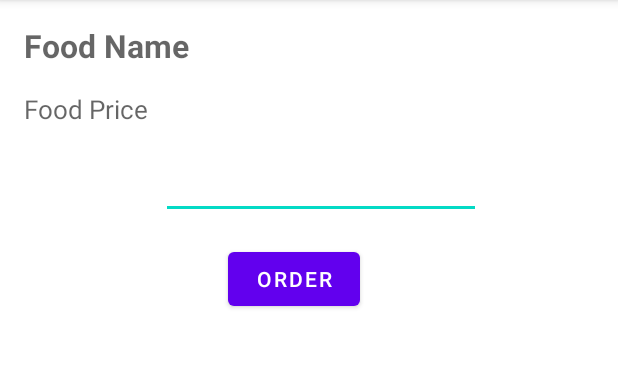
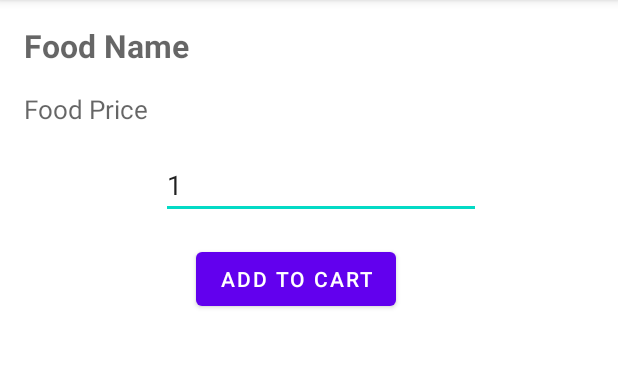
Before and after one commit to dakyboy/HungerWarrior, an Android app: the FoodActivity screen opened directly, with no data from a screen before it, on a phone screen of 412 x 824 dp, the part 84-452 px from its top. Run offline under Robolectric (Android 15) with nearby library versions, the phone set to English and light mode, and no system bars; network calls fail; 3 statements that could not run were skipped.

Commit message:
added recyclerview for cart items

```diff
--- a/app/src/main/java/com/dakiiii/hungerwarrior/FoodActivity.java
+++ b/app/src/main/java/com/dakiiii/hungerwarrior/FoodActivity.java
@@ -2,26 +2,62 @@ package com.dakiiii.hungerwarrior;
 
 import android.content.Intent;
 import android.os.Bundle;
+import android.util.Log;
+import android.view.View;
+import android.widget.EditText;
 import android.widget.TextView;
+import android.widget.Toast;
 
 import androidx.appcompat.app.AppCompatActivity;
+
+import com.dakiiii.hungerwarrior.model.Food;
+import com.dakiiii.hungerwarrior.model.Order;
+
+import java.util.ArrayList;
+import java.util.List;
 
 public class FoodActivity extends AppCompatActivity {
 
     TextView eFoodNameTextView;
-    TextView eFoodpriceTextView;
+    TextView eFoodPriceTextView;
+    EditText eFoodQuantityEditText;
+
+    String food_name;
+    int food_price;
+    List<Food> eFoods;
+    static Order  eOrder;
+
 
     @Override
     protected void onCreate(Bundle savedInstanceState) {
         super.onCreate(savedInstanceState);
         setContentView(R.layout.activity_food);
+
+        eOrder = new Order(eFoods);
+        eFoods = new ArrayList<>();
         Intent intent =getIntent();
         Bundle bundle = intent.getBundleExtra("FOOD_DETAILS");
         eFoodNameTextView = findViewById(R.id.textViewFoodName);
-        eFoodpriceTextView = findViewById(R.id.textViewFoodPrice);
+        eFoodPriceTextView = findViewById(R.id.textViewFoodPrice);
+        eFoodQuantityEditText = findViewById(R.id.editTextQuantity);
 
-        eFoodpriceTextView.setText(Integer.toString(bundle.getInt("FOOD_PRICE")));
-        eFoodNameTextView.setText(bundle.getString("FOOD_NAME"));
+        food_price = bundle.getInt("FOOD_PRICE");
+        eFoodPriceTextView.setText(food_price);
+
+        food_name = bundle.getString("FOOD_NAME");
+        eFoodNameTextView.setText(food_name);
+
+
+        eFoodQuantityEditText.setText(Integer.toString(1));
+
+    }
+
+    public void addToCart(View view) {
+        int food_quantity = Integer.parseInt(eFoodQuantityEditText.getText().toString());
+
+        Food food = new Food(food_name, food_price);
+        Order.addFoodToCart(food);
+        Toast.makeText(this, "Food added to cart", Toast.LENGTH_SHORT).show();
 
     }
 }
--- a/app/src/main/java/com/dakiiii/hungerwarrior/MainActivity.java
+++ b/app/src/main/java/com/dakiiii/hungerwarrior/MainActivity.java
@@ -42,14 +42,13 @@ public class MainActivity extends AppCompatActivity {
         eRecyclerView.setAdapter(eAllFoodsAdapter);
 
 //        List<Food> foods = WebService.
-
+        getFoods();
 
     }
 
     @Override
     protected void onStart() {
         super.onStart();
-        getFoods();
     }
 
     public void addFoods() {
--- a/app/src/main/java/com/dakiiii/hungerwarrior/adapter/AllFoodsAdapter.java
+++ b/app/src/main/java/com/dakiiii/hungerwarrior/adapter/AllFoodsAdapter.java
@@ -85,8 +85,10 @@ public class AllFoodsAdapter extends RecyclerView.Adapter<AllFoodsAdapter.AllFoo
                     Food food = eFoods.get(getAdapterPosition());
 
                     Bundle bundle = new Bundle();
+                    bundle.putInt("FOOD_ID", food.getFoodId());
                     bundle.putString("FOOD_NAME", food.getFoodName());
                     bundle.putInt("FOOD_PRICE", food.getFoodPrice());
+                    bundle.putString("FOOD_VENDOR", food.getFoodVendor());
                     intent.putExtra("FOOD_DETAILS", bundle);
                     context.startActivity(intent);
                 }
--- /dev/null
+++ b/app/src/main/java/com/dakiiii/hungerwarrior/model/Order.java
@@ -0,0 +1,42 @@
+package com.dakiiii.hungerwarrior.model;
+
+import java.util.ArrayList;
+import java.util.List;
+
+public class Order {
+    private static int eOrderId;
+    private static int eOrderTotal;
+    private static List<Food> eFoods = new ArrayList<>();
+
+    public Order(List<Food> foods) {
+        eFoods = foods;
+    }
+
+    public int getOrderId() {
+        return eOrderId;
+    }
+
+    public void setOrderId(int orderId) {
+        eOrderId = orderId;
+    }
+
+    public int getOrderTotal() {
+        return eOrderTotal;
+    }
+
+    public void setOrderTotal(int orderTotal) {
+        eOrderTotal = orderTotal;
+    }
+
+    public List<Food> getFoods() {
+        return eFoods;
+    }
+
+    public void setFoods(List<Food> foods) {
+        eFoods = foods;
+    }
+
+    public static void addFoodToCart(Food food) {
+        eFoods.add(food);
+    }
+}
--- /dev/null
+++ b/app/src/main/res/drawable/ic_baseline_delete_24.xml
@@ -0,0 +1,5 @@
+<vector android:height="32dp" android:tint="?attr/colorControlNormal"
+    android:viewportHeight="24" android:viewportWidth="24"
+    android:width="32dp" xmlns:android="http://schemas.android.com/apk/res/android">
+    <path android:fillColor="@android:color/white" android:pathData="M6,19c0,1.1 0.9,2 2,2h8c1.1,0 2,-0.9 2,-2V7H6v12zM19,4h-3.5l-1,-1h-5l-1,1H5v2h14V4z"/>
+</vector>
--- /dev/null
+++ b/app/src/main/res/drawable/ic_baseline_edit_24.xml
@@ -0,0 +1,5 @@
+<vector android:height="32dp" android:tint="?attr/colorControlNormal"
+    android:viewportHeight="24" android:viewportWidth="24"
+    android:width="32dp" xmlns:android="http://schemas.android.com/apk/res/android">
+    <path android:fillColor="@android:color/white" android:pathData="M3,17.25V21h3.75L17.81,9.94l-3.75,-3.75L3,17.25zM20.71,7.04c0.39,-0.39 0.39,-1.02 0,-1.41l-2.34,-2.34c-0.39,-0.39 -1.02,-0.39 -1.41,0l-1.83,1.83 3.75,3.75 1.83,-1.83z"/>
+</vector>
--- a/app/src/main/res/layout/activity_food.xml
+++ b/app/src/main/res/layout/activity_food.xml
@@ -40,20 +40,22 @@
         android:layout_width="wrap_content"
         android:layout_height="wrap_content"
         android:layout_marginTop="16dp"
-        android:text="@string/order"
+        android:onClick="addToCart"
+        android:text="@string/add_to_cart"
         app:layout_constraintEnd_toEndOf="parent"
         app:layout_constraintHorizontal_bias="0.47"
         app:layout_constraintStart_toStartOf="parent"
-        app:layout_constraintTop_toBottomOf="@+id/editTextNumber" />
+        app:layout_constraintTop_toBottomOf="@+id/editTextQuantity" />
 
     <EditText
-        android:id="@+id/editTextNumber"
+        android:id="@+id/editTextQuantity"
         android:layout_width="wrap_content"
         android:layout_height="wrap_content"
         android:layout_marginStart="16dp"
         android:layout_marginLeft="16dp"
         android:layout_marginTop="16dp"
         android:ems="10"
+        android:hint="@string/quantity"
         android:inputType="number"
         app:layout_constraintEnd_toEndOf="parent"
         app:layout_constraintStart_toStartOf="parent"
--- a/app/src/main/res/values/strings.xml
+++ b/app/src/main/res/values/strings.xml
@@ -11,4 +11,6 @@
     <string name="search_foods">Search Foods...</string>
     <string name="foods">Foods</string>
     <string name="order">order</string>
+    <string name="add_to_cart">Add to Cart</string>
+    <string name="quantity">Quantity</string>
 </resources>
```
Also changed, not shown: app/src/main/AndroidManifest.xml (+7 -4 lines), app/src/main/java/com/dakiiii/hungerwarrior/CartActivity.java (added, +14 -0 lines), app/src/main/java/com/dakiiii/hungerwarrior/adapter/CartAdapter.java (added, +43 -0 lines), app/src/main/res/layout/activity_cart.xml (added, +19 -0 lines), app/src/main/res/layout/cart_items_layout.xml (added, +79 -0 lines).
